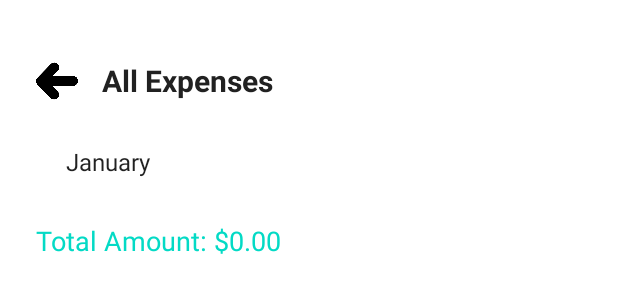
After one commit to MarichamyGurusamy/UpdatedExpenceTracker, an Android app: the layout specific_detail.xml on its own in the app's theme, with its tools: preview values and no code run, on a phone screen of 412 x 824 dp. The commit adds this screen. Shown: the top 300 px of the screen. Run offline under Robolectric (Android 15) with nearby library versions, the phone set to English and light mode, and no system bars.

Commit message:
Specific category changes

```diff
--- /dev/null
+++ b/app/src/main/java/com/example/expencetrackerapp/ui/activities/SpecificListActivity.java
@@ -0,0 +1,4 @@
+package com.example.expencetrackerapp.ui.activities;
+
+public class SpecificListActivity {
+}
--- /dev/null
+++ b/app/src/main/res/drawable/baseline_logout_24.xml
@@ -0,0 +1,5 @@
+<vector xmlns:android="http://schemas.android.com/apk/res/android" android:autoMirrored="true" android:height="24dp" android:tint="#000000" android:viewportHeight="24" android:viewportWidth="24" android:width="24dp">
+
+    <path android:fillColor="@android:color/white" android:pathData="M17,7l-1.41,1.41L18.17,11H8v2h10.17l-2.58,2.58L17,17l5,-5zM4,5h8V3H4c-1.1,0 -2,0.9 -2,2v14c0,1.1 0.9,2 2,2h8v-2H4V5z"/>
+
+</vector>
--- /dev/null
+++ b/app/src/main/res/layout/specific_detail.xml
@@ -0,0 +1,84 @@
+<?xml version="1.0" encoding="utf-8"?>
+<androidx.constraintlayout.widget.ConstraintLayout
+    xmlns:android="http://schemas.android.com/apk/res/android"
+    xmlns:app="http://schemas.android.com/apk/res-auto"
+    xmlns:tools="http://schemas.android.com/tools"
+    android:layout_width="match_parent"
+    android:layout_height="match_parent"
+    android:padding="16dp"
+    android:background="@color/backgroundColor">
+
+    <!-- Header with Back Icon, Title, and Month Filter -->
+    <LinearLayout
+        android:id="@+id/header_layout"
+        android:layout_width="0dp"
+        android:layout_height="wrap_content"
+        android:orientation="vertical"
+        android:layout_marginTop="16dp"
+        app:layout_constraintTop_toTopOf="parent"
+        app:layout_constraintStart_toStartOf="parent"
+        app:layout_constraintEnd_toEndOf="parent"
+        android:background="@color/headerBackgroundColor"
+        android:padding="8dp">
+
+        <!-- Header Layout -->
+        <LinearLayout
+            android:layout_width="match_parent"
+            android:layout_height="wrap_content"
+            android:orientation="horizontal"
+            android:gravity="center_vertical">
+
+            <!-- Back Icon -->
+            <ImageView
+                android:id="@+id/back_icon"
+                android:layout_width="28dp"
+                android:layout_height="28dp"
+                android:src="@drawable/backicon"
+                android:contentDescription="@string/back_icon"
+                android:layout_marginEnd="16dp" />
+
+            <!-- Title -->
+            <TextView
+                android:id="@+id/toolbar_title"
+                android:layout_width="wrap_content"
+                android:layout_height="wrap_content"
+                android:text="All Expenses"
+                android:textSize="20sp"
+                android:textStyle="bold"
+                android:textColor="@color/textPrimary" />
+        </LinearLayout>
+
+        <!-- Month Filter Spinner -->
+        <Spinner
+            android:id="@+id/month_filter"
+            android:layout_width="match_parent"
+            android:layout_height="wrap_content"
+            android:entries="@array/months_array"
+            android:padding="12dp"
+            android:layout_marginTop="16dp"
+            android:background="?attr/selectableItemBackground"
+            android:minHeight="48dp" />
+
+        <!-- Total Amount -->
+        <TextView
+            android:id="@+id/total_amount"
+            android:layout_width="wrap_content"
+            android:layout_height="wrap_content"
+            android:text="Total Amount: $0.00"
+            android:textSize="18sp"
+            android:textColor="@color/totalAmountColor"
+            android:layout_marginTop="16dp" />
+    </LinearLayout>
+
+    <!-- RecyclerView to display the list of expenses -->
+    <androidx.recyclerview.widget.RecyclerView
+        android:id="@+id/recyclerViewExpenses"
+        android:layout_width="0dp"
+        android:layout_height="0dp"
+        android:scrollbars="vertical"
+        app:layout_constraintTop_toBottomOf="@id/header_layout"
+        app:layout_constraintBottom_toBottomOf="parent"
+        app:layout_constraintStart_toStartOf="parent"
+        app:layout_constraintEnd_toEndOf="parent" />
+
+</androidx.constraintlayout.widget.ConstraintLayout>
```
Also changed, not shown: app/src/main/java/com/example/expencetrackerapp/ui/activities/ExpenseListActivity.java (+14 -7 lines), app/src/main/java/com/example/expencetrackerapp/ui/activities/MainActivity.java (+25 -0 lines), app/src/main/res/layout/activity_main.xml (+136 -4 lines), app/src/main/res/layout/activty_item.xml (added, +76 -0 lines).
